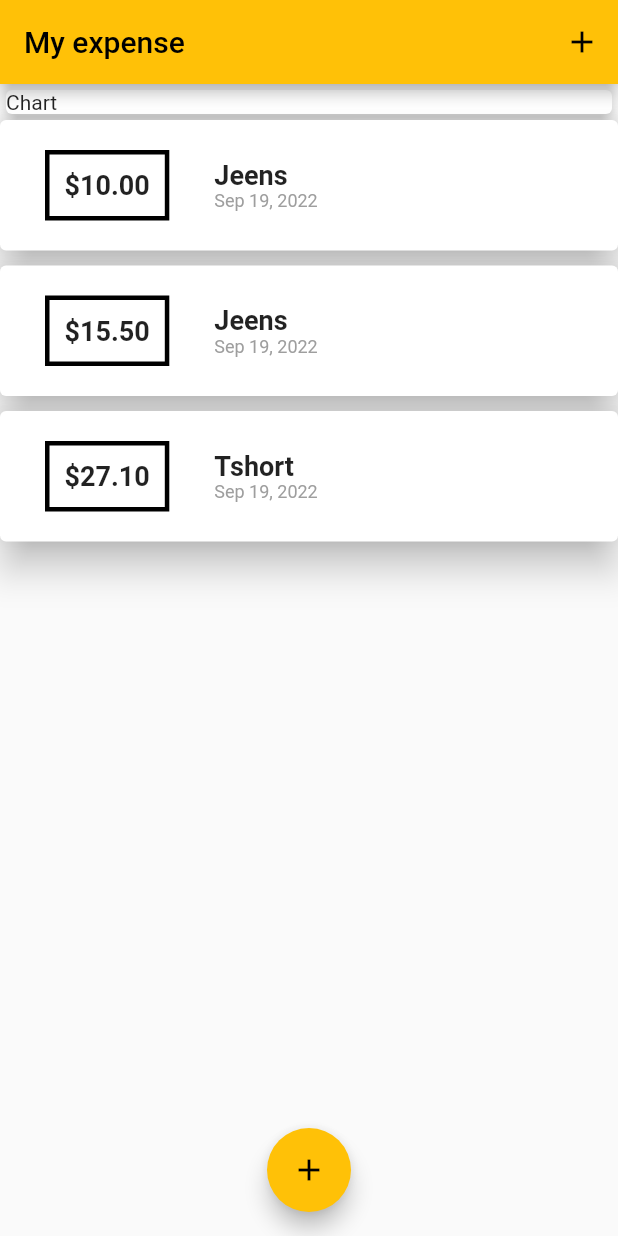
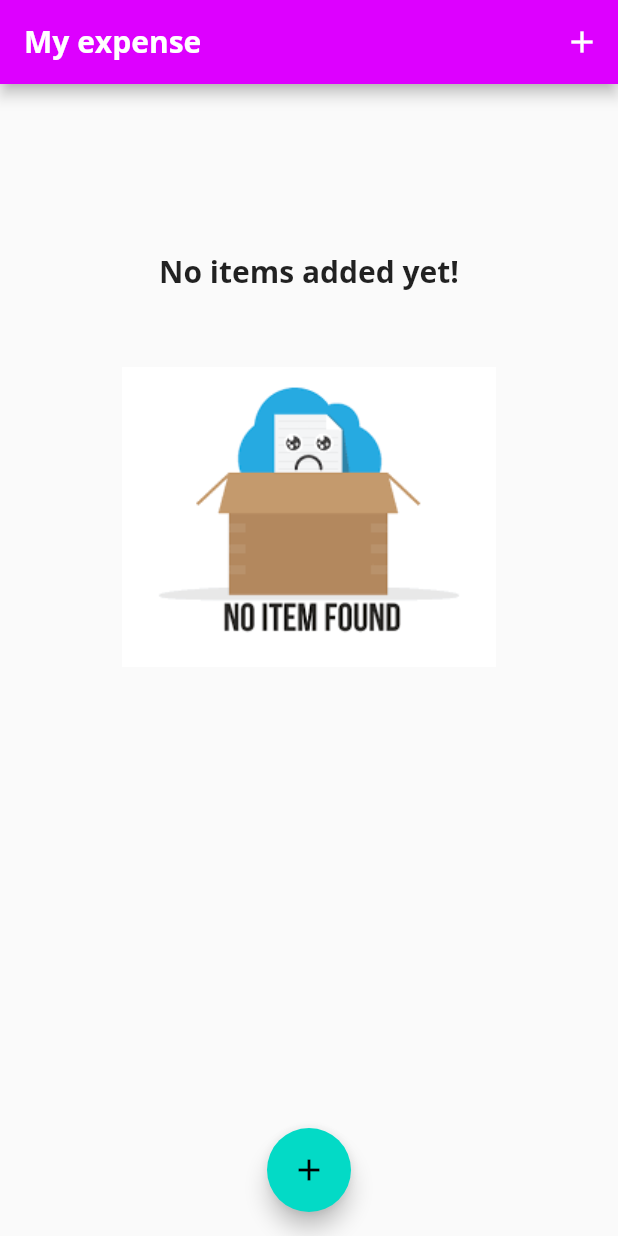
Before and after one commit to vPokladLI/flutter_expense_app, a Flutter app: the screen it shows after launch, on a phone screen of 412 x 824 dp. Run offline on Flutter 3.47's test engine with Material 2 defaults, Android fonts, the phone set to English and light mode, and no system bars; missing offline and left inert: xid.

Commit message:
add chartbars

```diff
--- a/lib/homaPage.dart
+++ /dev/null
@@ -1,74 +0,0 @@
-import 'package:flutter/material.dart';
-
-import './models/transaction.dart';
-
-import './ui/addTransactionForm.dart';
-import './ui/transactionCard.dart';
-
-class MyHomePage extends StatefulWidget {
-  @override
-  State<MyHomePage> createState() => _MyHomePageState();
-}
-
-class _MyHomePageState extends State<MyHomePage> {
-  final List<Transaction> userTransactions = [
-    Transaction(title: 'Jeens', value: 10.00, date: DateTime.now()),
-    Transaction(title: 'Jeens', value: 15.50, date: DateTime.now()),
-    Transaction(title: 'Tshort', value: 27.10, date: DateTime.now()),
-  ];
-  void addTransaction(String title, double value) {
-    setState(() {
-      userTransactions
-          .add(Transaction(title: title, value: value, date: DateTime.now()));
-    });
-  }
-
-  void _startAddNewTransaction(ctx) {
-    showModalBottomSheet<void>(
-      context: context,
-      builder: (BuildContext context) {
-        return AddTransactionForm(onSubmit: addTransaction);
-      },
-    );
-  }
-
-  @override
-  Widget build(BuildContext context) {
-    return Scaffold(
-      appBar: AppBar(
-        actions: [
-          IconButton(
-              onPressed: () => _startAddNewTransaction(context),
-              icon: Icon(Icons.add))
-        ],
-        title: Text('My expense'),
-      ),
-      body: SingleChildScrollView(
-        child: Column(
-          children: [
-            Container(
-              width: double.infinity,
-              child: Card(
-                elevation: 5,
-                child: Text('Chart'),
-              ),
-            ),
-            Container(
-              height: 550,
-              child: ListView.builder(
-                itemCount: userTransactions.length,
-                itemBuilder: (context, index) {
-                  return TransactionCard(userTransactions[index]);
-                },
-              ),
-            ),
-          ],
-        ),
-      ),
-      floatingActionButtonLocation: FloatingActionButtonLocation.centerFloat,
-      floatingActionButton: FloatingActionButton(
-          child: Icon(Icons.add),
-          onPressed: () => _startAddNewTransaction(context)),
-    );
-  }
-}
--- /dev/null
+++ b/lib/homePage.dart
@@ -0,0 +1,85 @@
+import 'package:flutter/material.dart';
+
+import './models/transaction.dart';
+
+import './widgets/addTransactionForm.dart';
+import './widgets/transactionList.dart';
+import 'widgets/chart/chart.dart';
+
+class MyHomePage extends StatefulWidget {
+  @override
+  State<MyHomePage> createState() => _MyHomePageState();
+}
+
+class _MyHomePageState extends State<MyHomePage> {
+  final List<Transaction> userTransactions = [];
+  List<Transaction> get _recentTransactions {
+    return userTransactions.where((tx) {
+      return tx.date.isAfter(DateTime.now().subtract(Duration(days: 7)));
+    }).toList();
+  }
+
+  void addTransaction(String title, double value) {
+    setState(() {
+      userTransactions
+          .add(Transaction(title: title, value: value, date: DateTime.now()));
+    });
+  }
+
+  void _startAddNewTransaction(ctx) {
+    showModalBottomSheet<void>(
+      context: context,
+      builder: (BuildContext context) {
+        return AddTransactionForm(onSubmit: addTransaction);
+      },
+    );
+  }
+
+  @override
+  Widget build(BuildContext context) {
+    return Scaffold(
+      appBar: AppBar(
+        actions: [
+          IconButton(
+              onPressed: () => _startAddNewTransaction(context),
+              icon: Icon(Icons.add))
+        ],
+        title: Text(
+          'My expense',
+        ),
+      ),
+      body: SingleChildScrollView(
+        child: userTransactions.length > 0
+            ? Column(
+                children: [
+                  Chart(_recentTransactions),
+                  TransactionsList(userTransactions: userTransactions)
+                ],
+              )
+            : Container(
+                width: double.infinity,
+                height: 500,
+                child: Column(
+                  mainAxisAlignment: MainAxisAlignment.center,
+                  children: [
+                    Text('No items added yet!',
+                        style: Theme.of(context).textTheme.titleLarge),
+                    Container(
+                      height: 200,
+                      margin: EdgeInsets.only(top: 50),
+                      child: Image.asset(
+                        'assets/images/no_items.png',
+                        fit: BoxFit.contain,
+                      ),
+                    )
+                  ],
+                ),
+              ),
+      ),
+      floatingActionButtonLocation: FloatingActionButtonLocation.centerFloat,
+      floatingActionButton: FloatingActionButton(
+          child: Icon(Icons.add),
+          onPressed: () => _startAddNewTransaction(context)),
+    );
+  }
+}
--- a/lib/main.dart
+++ b/lib/main.dart
@@ -1,6 +1,6 @@
 import 'package:flutter/material.dart';
 
-import 'homaPage.dart';
+import 'homePage.dart';
 
 void main() => runApp(App());
 
@@ -12,7 +12,23 @@ class App extends StatelessWidget {
     return MaterialApp(
       title: 'Expense app',
       home: MyHomePage(),
-      theme: ThemeData(primarySwatch: Colors.amber),
+      theme: ThemeData(
+        colorScheme:
+            ColorScheme.light(primary: Color.fromARGB(255, 221, 0, 255)),
+        fontFamily: 'Quicksand',
+        textTheme: ThemeData.light().textTheme.copyWith(
+              titleLarge: TextStyle(
+                  fontFamily: 'Open Sans',
+                  fontWeight: FontWeight.w700,
+                  fontSize: 20),
+            ),
+        appBarTheme: AppBarTheme(
+          titleTextStyle: TextStyle(
+              fontFamily: 'Open Sans',
+              fontWeight: FontWeight.w700,
+              fontSize: 20),
+        ),
+      ),
     );
   }
 }
--- a/lib/ui/transactionCard.dart
+++ b/lib/ui/transactionCard.dart
@@ -17,13 +17,16 @@ class TransactionCard extends StatelessWidget {
           Container(
             padding: EdgeInsets.symmetric(vertical: 10, horizontal: 10),
             decoration: BoxDecoration(
-                border: Border.all(
-              width: 3,
-            )),
+              border:
+                  Border.all(width: 3, color: Theme.of(context).primaryColor),
+            ),
             margin: EdgeInsets.symmetric(vertical: 20, horizontal: 30),
             child: Text(
               '\$${tx.value.toStringAsFixed(2)}',
-              style: TextStyle(fontWeight: FontWeight.bold, fontSize: 18),
+              style: TextStyle(
+                  fontWeight: FontWeight.bold,
+                  fontSize: 18,
+                  color: Theme.of(context).primaryColor),
             ),
           ),
           Column(
@@ -32,7 +35,7 @@ class TransactionCard extends StatelessWidget {
               Container(
                 child: Text(
                   tx.title,
-                  style: TextStyle(fontSize: 18, fontWeight: FontWeight.bold),
+                  style: Theme.of(context).textTheme.titleLarge,
                 ),
               ),
               Container(
```
Also changed, not shown: lib/widgets/chart/chart.dart (added, +59 -0 lines), lib/widgets/chart/chartBarElement.dart (added, +47 -0 lines), lib/widgets/transactionList.dart (added, +26 -0 lines), pubspec.yaml (+17 -8 lines), assets/fonts/OpenSans-Bold.ttf (added), assets/fonts/OpenSans-Regular.ttf (added), assets/fonts/Quicksand-Bold.ttf (added), assets/fonts/Quicksand-Light.ttf (added), assets/fonts/Quicksand-Medium.ttf (added), assets/fonts/Quicksand-Regular.ttf (added), assets/images/no_items.png (added), lib/widgets/addTransactionForm.dart (renamed from lib/ui/addTransactionForm.dart).
